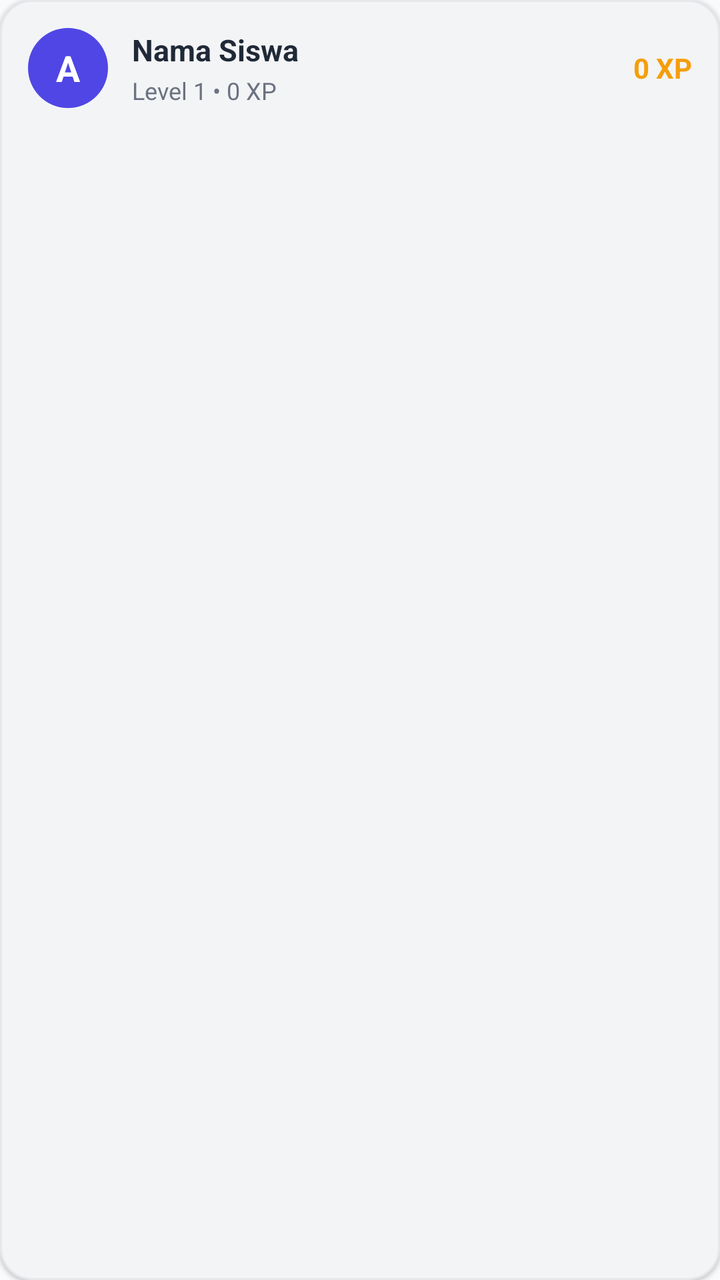
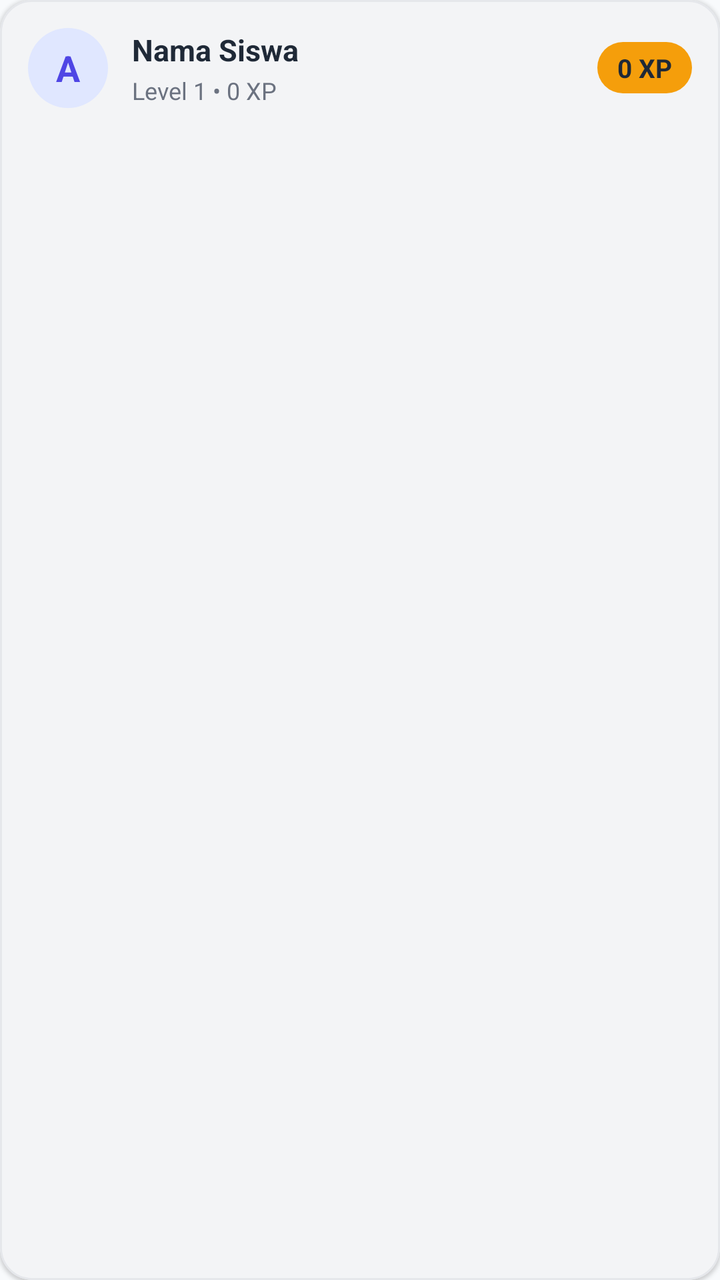

The first picture is an Android layout as it rendered before a commit; the second is the same layout after the commit. The layout source and the unified diff follow.
<!-- AndroidManifest.xml: application theme Theme.LearningPath -->
<!-- res/layout/item_student_row.xml -->
<?xml version="1.0" encoding="utf-8"?>
<com.google.android.material.card.MaterialCardView xmlns:android="http://schemas.android.com/apk/res/android"
    xmlns:app="http://schemas.android.com/apk/res-auto"
    android:layout_width="match_parent"
    android:layout_height="wrap_content"
    android:layout_marginBottom="@dimen/space_sm"
    app:cardBackgroundColor="?attr/colorSurfaceContainerLow"
    app:cardCornerRadius="@dimen/radius_lg"
    app:cardElevation="@dimen/elev_low"
    app:strokeColor="@color/outline"
    app:strokeWidth="1dp">

    <LinearLayout
        android:layout_width="match_parent"
        android:layout_height="wrap_content"
        android:orientation="horizontal"
        android:padding="14dp"
        android:gravity="center_vertical">

        <TextView
            android:id="@+id/tvAvatar"
            android:layout_width="40dp"
            android:layout_height="40dp"
            android:background="@drawable/bg_circle_primary"
            android:gravity="center"
            android:text="A"
            android:textColor="@color/white"
            android:textSize="18sp"
            android:textStyle="bold" />

        <LinearLayout
            android:layout_width="0dp"
            android:layout_height="wrap_content"
            android:layout_weight="1"
            android:layout_marginStart="12dp"
            android:orientation="vertical">

            <TextView
                android:id="@+id/tvNama"
                android:layout_width="wrap_content"
                android:layout_height="wrap_content"
                android:text="Nama Siswa"
                android:textColor="@color/black"
                android:textSize="15sp"
                android:textStyle="bold" />

            <TextView
                android:id="@+id/tvInfo"
                android:layout_width="wrap_content"
                android:layout_height="wrap_content"
                android:layout_marginTop="2dp"
                android:text="Level 1 • 0 XP"
                android:textColor="@color/gray"
                android:textSize="12sp" />
        </LinearLayout>

        <TextView
            android:id="@+id/tvXp"
            android:layout_width="wrap_content"
            android:layout_height="wrap_content"
            android:text="0 XP"
            android:textColor="@color/accent"
            android:textSize="14sp"
            android:textStyle="bold" />
    </LinearLayout>
</com.google.android.material.card.MaterialCardView>
<!-- resources referenced by this layout -->
<resources>
  <color name="accent">#F59E0B</color>
  <color name="black">#1F2937</color>
  <color name="gray">#6B7280</color>
  <color name="outline">#E5E7EB</color>
  <color name="white">#FFFFFF</color>
  <dimen name="elev_low">1dp</dimen>
  <dimen name="radius_lg">16dp</dimen>
  <dimen name="space_sm">8dp</dimen>
  <!-- drawable bg_circle_primary (drawable) -->
  <?xml version="1.0" encoding="utf-8"?>
  <shape xmlns:android="http://schemas.android.com/apk/res/android"
      android:shape="oval">
      <solid android:color="@color/primary" />
  </shape>
  <color name="primary">#4F46E5</color>
  <color name="on_primary">#FFFFFF</color>
  <color name="primary_container">#E0E7FF</color>
  <color name="on_primary_container">#312E81</color>
  <color name="on_secondary">#1F2937</color>
  <color name="secondary_container">#FEF3C7</color>
  <color name="on_secondary_container">#78350F</color>
  <color name="level_purple">#8B5CF6</color>
  <color name="on_tertiary">#FFFFFF</color>
  <color name="tertiary_container">#EDE9FE</color>
  <color name="on_tertiary_container">#5B21B6</color>
  <color name="surface">#FFFFFF</color>
  <color name="on_surface">#1F2937</color>
  <color name="surface_variant">#F3F4F6</color>
  <color name="on_surface_variant">#4B5563</color>
  <color name="outline_variant">#EEF0F4</color>
  <color name="error">#DC2626</color>
  <color name="on_error">#FFFFFF</color>
  <color name="error_container">#FEE2E2</color>
  <color name="on_error_container">#991B1B</color>
  <color name="background">#F8FAFC</color>
  <color name="on_background">#1F2937</color>
  <!-- unchanged entries left out for length: 1 -->
</resources>

<!-- the commit's change to res/layout/item_student_row.xml (unified diff, before → after) -->
@@ -22,9 +22,10 @@
             android:layout_width="40dp"
             android:layout_height="40dp"
             android:background="@drawable/bg_circle_primary"
+            android:backgroundTint="@color/primary_container"
             android:gravity="center"
             android:text="A"
-            android:textColor="@color/white"
+            android:textColor="@color/primary"
             android:textSize="18sp"
             android:textStyle="bold" />
 
@@ -58,9 +59,14 @@
             android:id="@+id/tvXp"
             android:layout_width="wrap_content"
             android:layout_height="wrap_content"
+            android:background="@drawable/bg_pill_accent"
+            android:paddingStart="10dp"
+            android:paddingTop="4dp"
+            android:paddingEnd="10dp"
+            android:paddingBottom="4dp"
             android:text="0 XP"
-            android:textColor="@color/accent"
-            android:textSize="14sp"
+            android:textColor="@color/on_secondary"
+            android:textSize="13sp"
             android:textStyle="bold" />
     </LinearLayout>
 </com.google.android.material.card.MaterialCardView>
<!-- resource entries referenced after the edit -->
@@ -4,7 +4,6 @@
   <color name="black">#1F2937</color>
   <color name="gray">#6B7280</color>
   <color name="outline">#E5E7EB</color>
-  <color name="white">#FFFFFF</color>
   <dimen name="elev_low">1dp</dimen>
   <dimen name="radius_lg">16dp</dimen>
   <dimen name="space_sm">8dp</dimen>
@@ -13,6 +12,16 @@
   <shape xmlns:android="http://schemas.android.com/apk/res/android"
       android:shape="oval">
       <solid android:color="@color/primary" />
+  </shape>
+  <!-- drawable bg_pill_accent (drawable) -->
+  <?xml version="1.0" encoding="utf-8"?>
+  <shape xmlns:android="http://schemas.android.com/apk/res/android"
+      android:shape="rectangle">
+      <gradient
+          android:angle="270"
+          android:startColor="@color/accent"
+          android:endColor="@color/accent" />
+      <corners android:radius="999dp" />
   </shape>
   <color name="primary">#4F46E5</color>
   <color name="on_primary">#FFFFFF</color>
